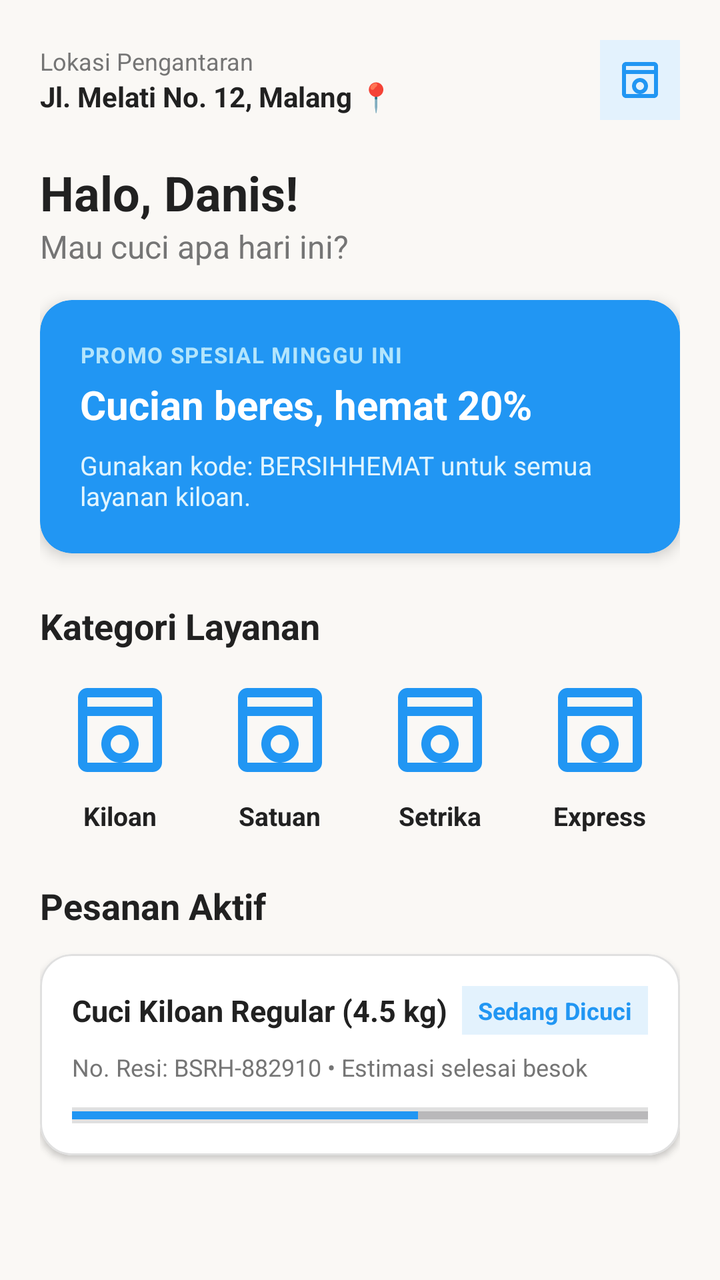
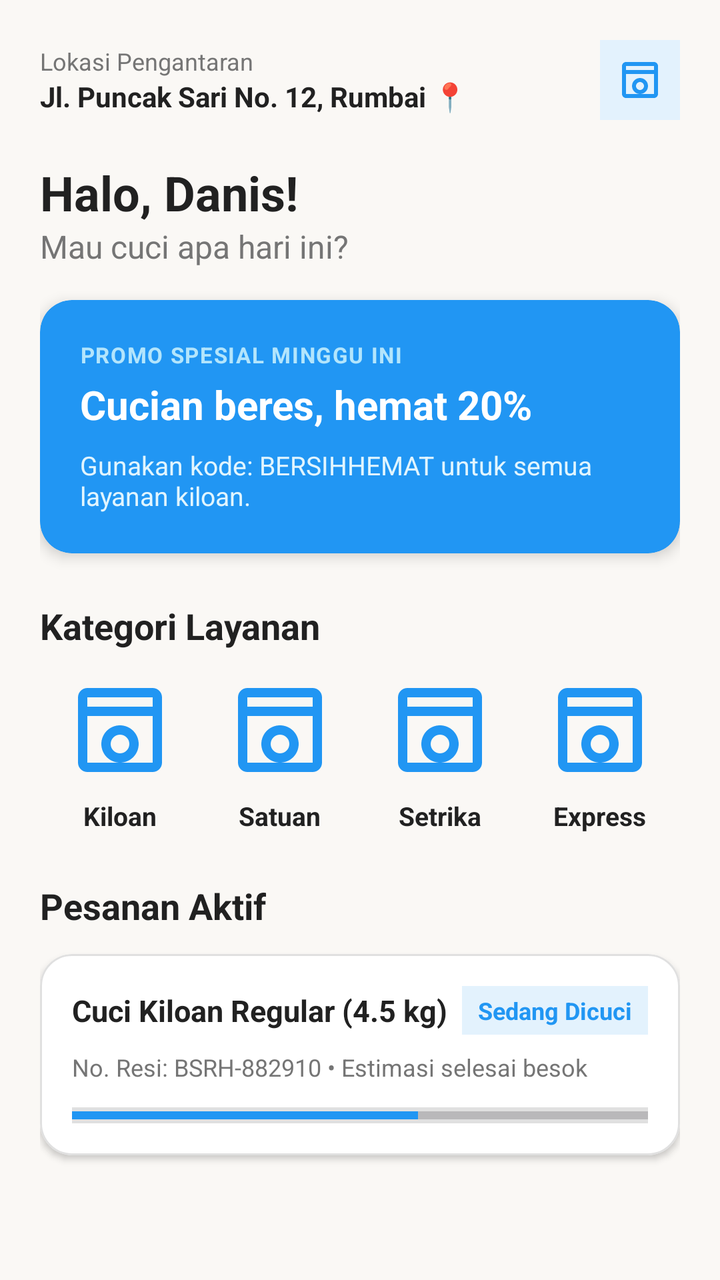

Compare the two renders of this Android layout. The source of the first and the diff that turns it into the second are given below.
<!-- AndroidManifest.xml: application theme Theme.ProjekLaundry_Danis -->
<!-- res/layout/fragment_home.xml -->
<?xml version="1.0" encoding="utf-8"?>
<ScrollView xmlns:android="http://schemas.android.com/apk/res/android"
    xmlns:app="http://schemas.android.com/apk/res-auto"
    android:layout_width="match_parent"
    android:layout_height="match_parent"
    android:background="#FAF8F5"
    android:fillViewport="true">

    <LinearLayout
        android:layout_width="match_parent"
        android:layout_height="wrap_content"
        android:orientation="vertical"
        android:padding="20dp">

        
        <LinearLayout
            android:layout_width="match_parent"
            android:layout_height="wrap_content"
            android:orientation="horizontal"
            android:gravity="center_vertical"
            android:layout_marginBottom="20dp">

            <LinearLayout
                android:layout_width="0dp"
                android:layout_height="wrap_content"
                android:layout_weight="1"
                android:orientation="vertical">

                <TextView
                    android:layout_width="wrap_content"
                    android:layout_height="wrap_content"
                    android:text="Lokasi Pengantaran"
                    android:textSize="12sp"
                    android:textColor="#757575" />

                <TextView
                    android:layout_width="wrap_content"
                    android:layout_height="wrap_content"
                    android:text="Jl. Melati No. 12, Malang 📍"
                    android:textSize="14sp"
                    android:textStyle="bold"
                    android:textColor="#212121" />
            </LinearLayout>

            <ImageView
                android:layout_width="40dp"
                android:layout_height="40dp"
                android:src="@drawable/ic_washing_machine"
                android:background="#E3F2FD"
                android:padding="8dp"
                android:contentDescription="Notifikasi" />

        </LinearLayout>

        
        <TextView
            android:layout_width="wrap_content"
            android:layout_height="wrap_content"
            android:text="Halo, Danis!"
            android:textSize="24sp"
            android:textStyle="bold"
            android:textColor="#212121" />

        <TextView
            android:layout_width="wrap_content"
            android:layout_height="wrap_content"
            android:text="Mau cuci apa hari ini?"
            android:textSize="16sp"
            android:textColor="#757575"
            android:layout_marginBottom="16dp" />

        
        <com.google.android.material.card.MaterialCardView
            android:layout_width="match_parent"
            android:layout_height="wrap_content"
            app:cardCornerRadius="16dp"
            app:cardBackgroundColor="#2196F3"
            app:cardElevation="4dp"
            app:strokeWidth="0dp"
            android:layout_marginBottom="24dp">

            <LinearLayout
                android:layout_width="match_parent"
                android:layout_height="wrap_content"
                android:orientation="vertical"
                android:padding="20dp">

                <TextView
                    android:layout_width="wrap_content"
                    android:layout_height="wrap_content"
                    android:text="PROMO SPESIAL MINGGU INI"
                    android:textSize="11sp"
                    android:textStyle="bold"
                    android:textColor="#B3E5FC"
                    android:letterSpacing="0.05" />

                <TextView
                    android:layout_width="wrap_content"
                    android:layout_height="wrap_content"
                    android:text="Cucian beres, hemat 20%"
                    android:textSize="20sp"
                    android:textStyle="bold"
                    android:textColor="@color/white"
                    android:layout_marginTop="4dp"
                    android:layout_marginBottom="8dp" />

                <TextView
                    android:layout_width="wrap_content"
                    android:layout_height="wrap_content"
                    android:text="Gunakan kode: BERSIHHEMAT untuk semua layanan kiloan."
                    android:textSize="13sp"
                    android:textColor="#E1F5FE" />

            </LinearLayout>

        </com.google.android.material.card.MaterialCardView>

        
        <TextView
            android:layout_width="wrap_content"
            android:layout_height="wrap_content"
            android:text="Kategori Layanan"
            android:textSize="18sp"
            android:textStyle="bold"
            android:textColor="#212121"
            android:layout_marginBottom="12dp" />

        <LinearLayout
            android:layout_width="match_parent"
            android:layout_height="wrap_content"
            android:orientation="horizontal"
            android:layout_marginBottom="24dp">

            
            <LinearLayout
                android:layout_width="0dp"
                android:layout_height="wrap_content"
                android:layout_weight="1"
                android:gravity="center"
                android:orientation="vertical">
                <View
                    android:layout_width="56dp"
                    android:layout_height="56dp"
                    android:background="@drawable/ic_washing_machine"
                    android:backgroundTint="#2196F3"
                    android:layout_marginBottom="6dp" />
                <TextView
                    android:layout_width="wrap_content"
                    android:layout_height="wrap_content"
                    android:text="Kiloan"
                    android:textSize="13sp"
                    android:textStyle="bold"
                    android:textColor="#212121" />
            </LinearLayout>

            
            <LinearLayout
                android:layout_width="0dp"
                android:layout_height="wrap_content"
                android:layout_weight="1"
                android:gravity="center"
                android:orientation="vertical">
                <View
                    android:layout_width="56dp"
                    android:layout_height="56dp"
                    android:background="@drawable/ic_washing_machine"
                    android:backgroundTint="#2196F3"
                    android:layout_marginBottom="6dp" />
                <TextView
                    android:layout_width="wrap_content"
                    android:layout_height="wrap_content"
                    android:text="Satuan"
                    android:textSize="13sp"
                    android:textStyle="bold"
                    android:textColor="#212121" />
            </LinearLayout>

            
            <LinearLayout
                android:layout_width="0dp"
                android:layout_height="wrap_content"
                android:layout_weight="1"
                android:gravity="center"
                android:orientation="vertical">
                <View
                    android:layout_width="56dp"
                    android:layout_height="56dp"
                    android:background="@drawable/ic_washing_machine"
                    android:backgroundTint="#2196F3"
                    android:layout_marginBottom="6dp" />
                <TextView
                    android:layout_width="wrap_content"
                    android:layout_height="wrap_content"
                    android:text="Setrika"
                    android:textSize="13sp"
                    android:textStyle="bold"
                    android:textColor="#212121" />
            </LinearLayout>

            
            <LinearLayout
                android:layout_width="0dp"
                android:layout_height="wrap_content"
                android:layout_weight="1"
                android:gravity="center"
                android:orientation="vertical">
                <View
                    android:layout_width="56dp"
                    android:layout_height="56dp"
                    android:background="@drawable/ic_washing_machine"
                    android:backgroundTint="#2196F3"
                    android:layout_marginBottom="6dp" />
                <TextView
                    android:layout_width="wrap_content"
                    android:layout_height="wrap_content"
                    android:text="Express"
                    android:textSize="13sp"
                    android:textStyle="bold"
                    android:textColor="#212121" />
            </LinearLayout>

        </LinearLayout>

        
        <TextView
            android:layout_width="wrap_content"
            android:layout_height="wrap_content"
            android:text="Pesanan Aktif"
            android:textSize="18sp"
            android:textStyle="bold"
            android:textColor="#212121"
            android:layout_marginBottom="12dp" />

        <com.google.android.material.card.MaterialCardView
            android:layout_width="match_parent"
            android:layout_height="wrap_content"
            app:cardCornerRadius="16dp"
            app:cardBackgroundColor="@color/white"
            app:cardElevation="2dp"
            app:strokeWidth="1dp"
            app:strokeColor="#E0E0E0">

            <LinearLayout
                android:layout_width="match_parent"
                android:layout_height="wrap_content"
                android:orientation="vertical"
                android:padding="16dp">

                <LinearLayout
                    android:layout_width="match_parent"
                    android:layout_height="wrap_content"
                    android:orientation="horizontal"
                    android:gravity="center_vertical"
                    android:layout_marginBottom="8dp">

                    <TextView
                        android:layout_width="0dp"
                        android:layout_height="wrap_content"
                        android:layout_weight="1"
                        android:text="Cuci Kiloan Regular (4.5 kg)"
                        android:textSize="15sp"
                        android:textStyle="bold"
                        android:textColor="#212121" />

                    <TextView
                        android:layout_width="wrap_content"
                        android:layout_height="wrap_content"
                        android:text="Sedang Dicuci"
                        android:textSize="12sp"
                        android:textStyle="bold"
                        android:textColor="#2196F3"
                        android:background="#E3F2FD"
                        android:paddingHorizontal="8dp"
                        android:paddingVertical="4dp" />
                </LinearLayout>

                <TextView
                    android:layout_width="wrap_content"
                    android:layout_height="wrap_content"
                    android:text="No. Resi: BSRH-882910 • Estimasi selesai besok"
                    android:textSize="12sp"
                    android:textColor="#757575"
                    android:layout_marginBottom="12dp" />

                <ProgressBar
                    style="?android:attr/progressBarStyleHorizontal"
                    android:layout_width="match_parent"
                    android:layout_height="8dp"
                    android:progress="60"
                    android:progressTint="#2196F3"
                    android:background="#E0E0E0" />

            </LinearLayout>

        </com.google.android.material.card.MaterialCardView>

    </LinearLayout>

</ScrollView>
<!-- resources referenced by this layout -->
<resources>
  <color name="white">#FFFFFFFF</color>
  <!-- drawable ic_washing_machine (drawable) -->
  <vector xmlns:android="http://schemas.android.com/apk/res/android"
      android:width="120dp"
      android:height="120dp"
      android:viewportWidth="24"
      android:viewportHeight="24">
    <path
        android:fillColor="#2196F3"
        android:pathData="M19,3H5C3.9,3 3,3.9 3,5v14c0,1.1 0.9,2 2,2h14c1.1,0 2,-0.9 2,-2V5C21,3.9 20.1,3 19,3zM19,5v2H5V5H19zM5,19V9h14v10H5zM12,11c-2.21,0 -4,1.79 -4,4s1.79,4 4,4 4,-1.79 4,-4 -1.79,-4 -4,-4zM12,17c-1.1,0 -2,-0.9 -2,-2s0.9,-2 2,-2 2,0.9 2,2 -0.9,2 -2,2z"/>
  </vector>
  <style name="Theme.ProjekLaundry_Danis" parent="Base.Theme.ProjekLaundry_Danis" />
  <style name="Base.Theme.ProjekLaundry_Danis" parent="Theme.Material3.DayNight.NoActionBar">
          
          
      </style>
</resources>

<!-- the commit's change to res/layout/fragment_home.xml (unified diff, before → after) -->
@@ -36,7 +36,7 @@
                 <TextView
                     android:layout_width="wrap_content"
                     android:layout_height="wrap_content"
-                    android:text="Jl. Melati No. 12, Malang 📍"
+                    android:text="Jl. Puncak Sari No. 12, Rumbai 📍"
                     android:textSize="14sp"
                     android:textStyle="bold"
                     android:textColor="#212121" />
